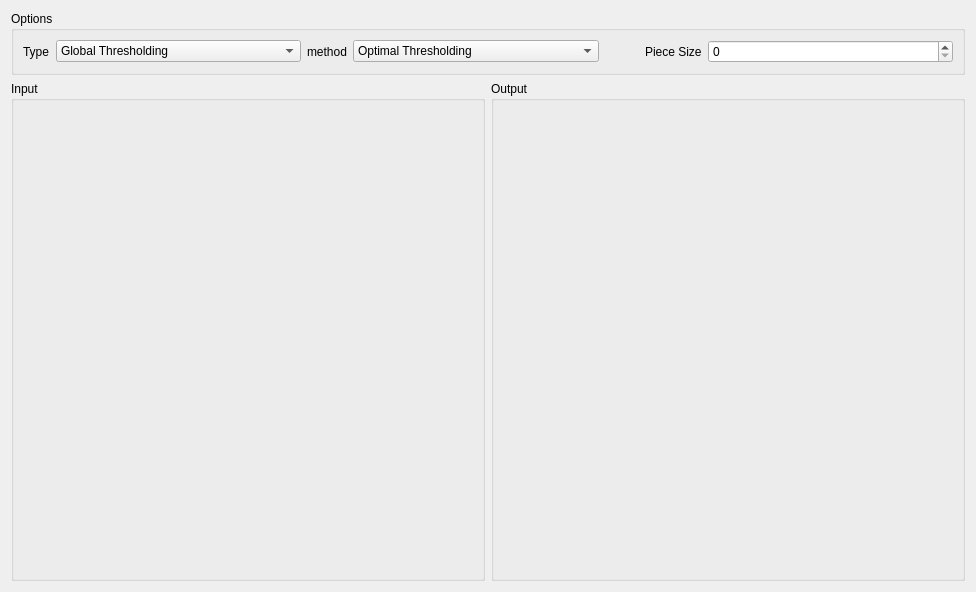
This is pages/page9.ui in Romaisaa/CV-Toolbox as Qt 5 draws it before an edit. The edited form follows.
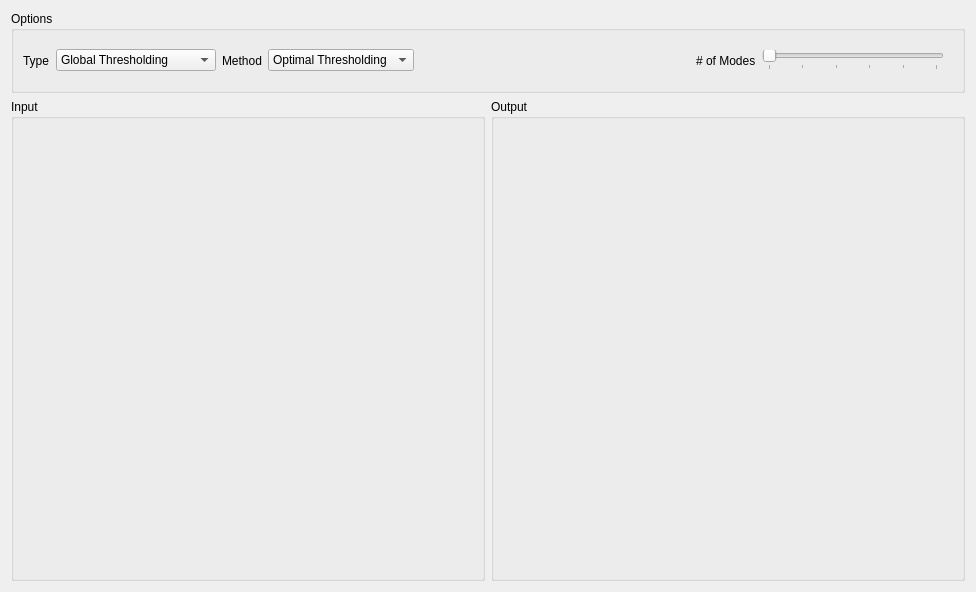
This is the edited form. The open tabs and pages were chosen to show the change. Custom widgets are drawn as their Qt base class.

What changed in the file:
```diff
--- a/pages/page9.ui
+++ b/pages/page9.ui
@@ -89,6 +89,11 @@
           <string>Local Thresholding</string>
          </property>
         </item>
+        <item>
+         <property name="text">
+          <string>MultiLevel Thresholding</string>
+         </property>
+        </item>
        </widget>
       </item>
       <item>
@@ -100,7 +105,7 @@
          </sizepolicy>
         </property>
         <property name="text">
-         <string>method</string>
+         <string>Method</string>
         </property>
        </widget>
       </item>
@@ -116,11 +121,6 @@
           <string>Ostu Thresholding</string>
          </property>
         </item>
-        <item>
-         <property name="text">
-          <string>Multispectral Thresholding</string>
-         </property>
-        </item>
        </widget>
       </item>
       <item>
@@ -129,7 +129,7 @@
          <enum>Qt::Horizontal</enum>
         </property>
         <property name="sizeType">
-         <enum>QSizePolicy::Preferred</enum>
+         <enum>QSizePolicy::Expanding</enum>
         </property>
         <property name="sizeHint" stdset="0">
          <size>
@@ -140,6 +140,14 @@
        </spacer>
       </item>
       <item>
+       <widget class="QStackedWidget" name="stackedWidget">
+        <property name="currentIndex">
+         <number>1</number>
+        </property>
+        <widget class="QWidget" name="page_3"/>
+        <widget class="QWidget" name="page">
+         <layout class="QHBoxLayout" name="horizontalLayout_4">
+          <item>
        <widget class="QLabel" name="label_3">
         <property name="sizePolicy">
          <sizepolicy hsizetype="Maximum" vsizetype="Preferred">
@@ -153,7 +161,48 @@
        </widget>
       </item>
       <item>
-       <widget class="QSpinBox" name="pieceSpin"/>
+           <widget class="QSpinBox" name="pieceSpin">
+            <property name="minimum">
+             <number>5</number>
+            </property>
+            <property name="value">
+             <number>20</number>
+            </property>
+           </widget>
+          </item>
+         </layout>
+        </widget>
+        <widget class="QWidget" name="page_2">
+         <layout class="QHBoxLayout" name="horizontalLayout_5">
+          <item>
+           <widget class="QLabel" name="label_4">
+            <property name="text">
+             <string># of Modes</string>
+            </property>
+           </widget>
+          </item>
+          <item>
+           <widget class="QSlider" name="horizontalSlider">
+            <property name="minimum">
+             <number>1</number>
+            </property>
+            <property name="maximum">
+             <number>6</number>
+            </property>
+            <property name="orientation">
+             <enum>Qt::Horizontal</enum>
+            </property>
+            <property name="tickPosition">
+             <enum>QSlider::TicksBelow</enum>
+            </property>
+            <property name="tickInterval">
+             <number>1</number>
+            </property>
+           </widget>
+          </item>
+         </layout>
+        </widget>
+       </widget>
       </item>
      </layout>
     </widget>
```
Lines whose indentation alone changed are shown as unchanged.
